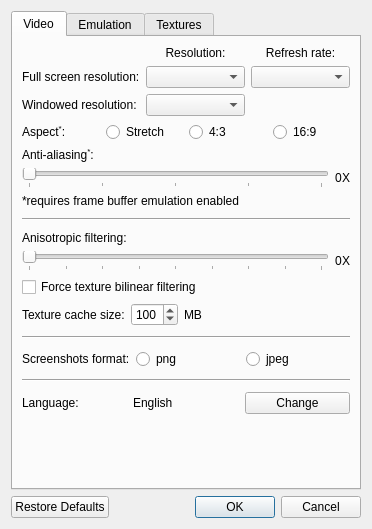
This is GLidenUI/configDialog.ui in gonetz/GLideN64 as Qt 5 draws it before an edit. The edited form follows.
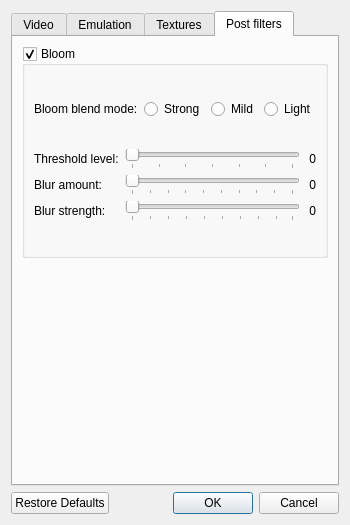
This is the edited form. Icons and pictures are not drawn.

Commit message: Add Post Filter Tab.

Patch:
```diff
--- a/GLidenUI/configDialog.ui
+++ b/GLidenUI/configDialog.ui
@@ -30,10 +30,13 @@
    <bool>true</bool>
   </property>
   <layout class="QVBoxLayout" name="verticalLayout_3">
+   <property name="sizeConstraint">
+    <enum>QLayout::SetFixedSize</enum>
+   </property>
    <item>
     <widget class="QTabWidget" name="tabWidget">
      <property name="currentIndex">
-      <number>0</number>
+      <number>3</number>
      </property>
      <widget class="QWidget" name="videoTab">
       <attribute name="title">
@@ -966,6 +969,187 @@
        </item>
       </layout>
      </widget>
+     <widget class="QWidget" name="postFilterTab">
+      <property name="sizePolicy">
+       <sizepolicy hsizetype="Preferred" vsizetype="Preferred">
+        <horstretch>0</horstretch>
+        <verstretch>0</verstretch>
+       </sizepolicy>
+      </property>
+      <attribute name="title">
+       <string>Post filters</string>
+      </attribute>
+      <layout class="QVBoxLayout" name="postFilterVerticalLayout">
+       <item>
+        <widget class="QGroupBox" name="bloomGroupBox">
+         <property name="title">
+          <string>Bloom</string>
+         </property>
+         <property name="checkable">
+          <bool>true</bool>
+         </property>
+         <property name="checked">
+          <bool>true</bool>
+         </property>
+         <layout class="QVBoxLayout" name="verticalLayout_15">
+          <item>
+           <layout class="QHBoxLayout" name="horizontalLayout_6">
+            <item>
+             <widget class="QLabel" name="bloomBlendModeLabel">
+              <property name="text">
+               <string>Bloom blend mode:</string>
+              </property>
+             </widget>
+            </item>
+            <item>
+             <widget class="QRadioButton" name="bloomStrongRadioButton">
+              <property name="text">
+               <string>Strong</string>
+              </property>
+              <attribute name="buttonGroup">
+               <string notr="true">bloomBlendModeButtonGroup</string>
+              </attribute>
+             </widget>
+            </item>
+            <item>
+             <widget class="QRadioButton" name="bloomMildRadioButton">
+              <property name="text">
+               <string>Mild</string>
+              </property>
+              <attribute name="buttonGroup">
+               <string notr="true">bloomBlendModeButtonGroup</string>
+              </attribute>
+             </widget>
+            </item>
+            <item>
+             <widget class="QRadioButton" name="bloomLightRadioButton">
+              <property name="text">
+               <string>Light</string>
+              </property>
+              <attribute name="buttonGroup">
+               <string notr="true">bloomBlendModeButtonGroup</string>
+              </attribute>
+             </widget>
+            </item>
+           </layout>
+          </item>
+          <item>
+           <layout class="QGridLayout" name="gridLayout_3">
+            <item row="0" column="1">
+             <widget class="QSlider" name="bloomThresholdSlider">
+              <property name="minimum">
+               <number>2</number>
+              </property>
+              <property name="maximum">
+               <number>8</number>
+              </property>
+              <property name="orientation">
+               <enum>Qt::Horizontal</enum>
+              </property>
+              <property name="tickPosition">
+               <enum>QSlider::TicksBelow</enum>
+              </property>
+              <property name="tickInterval">
+               <number>1</number>
+              </property>
+             </widget>
+            </item>
+            <item row="1" column="0">
+             <widget class="QLabel" name="label_20">
+              <property name="text">
+               <string>Blur amount:</string>
+              </property>
+             </widget>
+            </item>
+            <item row="1" column="1">
+             <widget class="QSlider" name="blurAmountSlider">
+              <property name="minimum">
+               <number>1</number>
+              </property>
+              <property name="maximum">
+               <number>10</number>
+              </property>
+              <property name="orientation">
+               <enum>Qt::Horizontal</enum>
+              </property>
+              <property name="tickPosition">
+               <enum>QSlider::TicksBelow</enum>
+              </property>
+              <property name="tickInterval">
+               <number>1</number>
+              </property>
+             </widget>
+            </item>
+            <item row="0" column="0">
+             <widget class="QLabel" name="label_19">
+              <property name="text">
+               <string>Threshold level:</string>
+              </property>
+             </widget>
+            </item>
+            <item row="2" column="0">
+             <widget class="QLabel" name="label_21">
+              <property name="text">
+               <string>Blur strength:</string>
+              </property>
+             </widget>
+            </item>
+            <item row="2" column="1">
+             <widget class="QSlider" name="blurStrengthSlider">
+              <property name="minimum">
+               <number>10</number>
+              </property>
+              <property name="maximum">
+               <number>99</number>
+              </property>
+              <property name="orientation">
+               <enum>Qt::Horizontal</enum>
+              </property>
+              <property name="tickPosition">
+               <enum>QSlider::TicksBelow</enum>
+              </property>
+              <property name="tickInterval">
+               <number>10</number>
+              </property>
+             </widget>
+            </item>
+            <item row="0" column="2">
+             <widget class="QLabel" name="label_4">
+              <property name="text">
+               <string> 0</string>
+              </property>
+             </widget>
+            </item>
+            <item row="1" column="2">
+             <widget class="QLabel" name="label_22">
+              <property name="text">
+               <string> 0</string>
+              </property>
+             </widget>
+            </item>
+            <item row="2" column="2">
+             <widget class="QLabel" name="label_23">
+              <property name="sizePolicy">
+               <sizepolicy hsizetype="Fixed" vsizetype="Preferred">
+                <horstretch>0</horstretch>
+                <verstretch>0</verstretch>
+               </sizepolicy>
+              </property>
+              <property name="text">
+               <string> 0</string>
+              </property>
+             </widget>
+            </item>
+           </layout>
+          </item>
+         </layout>
+        </widget>
+       </item>
+       <item>
+        <widget class="QWidget" name="widget_3" native="true"/>
+       </item>
+      </layout>
+     </widget>
     </widget>
    </item>
    <item>
```
Left out of the diff: 71 changed lines with no effect on the pictures. The commit also changes 1 other file.
